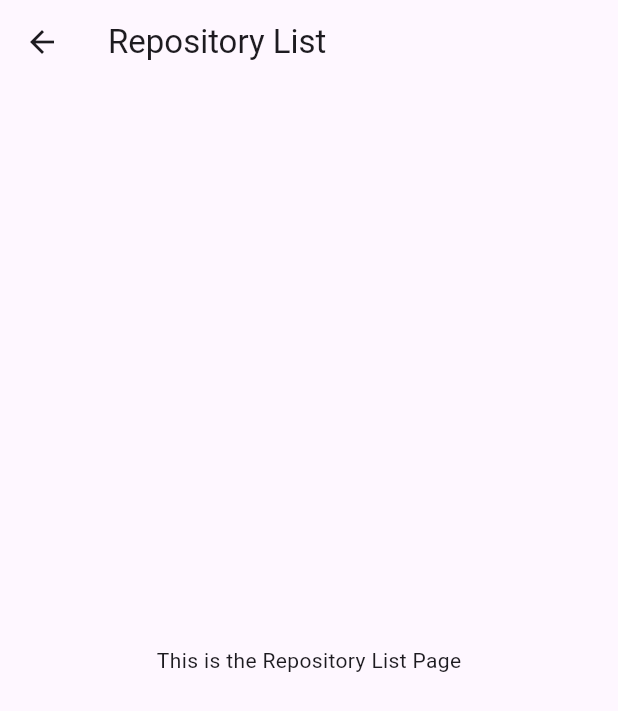
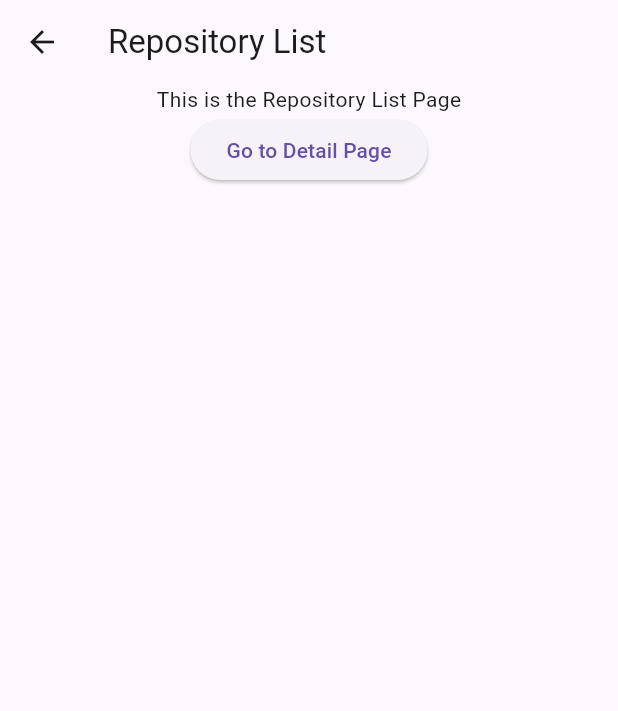
Before and after one commit to KTF01/ff_task, a Flutter app: the RepositoryListPage screen opened directly, on a phone screen of 412 x 824 dp. Shown: the top 711 px of the screen. Run offline on Flutter 3.47's test engine with Material 3 defaults, Android fonts, the phone set to English and light mode, and no system bars; our stand-ins replace go_router.

Commit message:
set up go router and basic navigation

```diff
--- /dev/null
+++ b/lib/core/router_config.dart
@@ -0,0 +1,11 @@
+import 'package:ff_task/features/repository_detail/presentation/repository_detail_page.dart';
+import 'package:ff_task/features/repository_list/presentation/pages/repository_list_page.dart';
+import 'package:go_router/go_router.dart';
+
+final router = GoRouter(
+  initialLocation: "/list",
+  routes: [
+    GoRoute(path: "/list", name: RepositoryListPage.routeName, builder: (context, state) => RepositoryListPage()),
+    GoRoute(path: "/detail", name: RepositoryDetailPage.routeName, builder: (context, state) => RepositoryDetailPage()),
+  ],
+);
--- a/lib/features/repository_detail/presentation/repository_detail_page.dart
+++ b/lib/features/repository_detail/presentation/repository_detail_page.dart
@@ -1,6 +1,8 @@
 import 'package:flutter/material.dart';
 
 class RepositoryDetailPage extends StatelessWidget {
+  static const String routeName = 'detail';
+
   const RepositoryDetailPage({super.key});
 
   @override
--- a/lib/features/repository_list/presentation/pages/repository_list_page.dart
+++ b/lib/features/repository_list/presentation/pages/repository_list_page.dart
@@ -1,13 +1,29 @@
+import 'package:ff_task/core/router_config.dart';
+import 'package:ff_task/features/repository_detail/presentation/repository_detail_page.dart';
 import 'package:flutter/material.dart';
 
 class RepositoryListPage extends StatelessWidget {
+  static const String routeName = 'list';
+
   const RepositoryListPage({super.key});
 
   @override
   Widget build(BuildContext context) {
     return Scaffold(
       appBar: AppBar(title: const Text('Repository List')),
-      body: const Center(child: Text('This is the Repository List Page')),
+      body: Center(
+        child: Column(
+          children: [
+            const Text('This is the Repository List Page'),
+            ElevatedButton(
+              onPressed: () {
+                router.pushNamed(RepositoryDetailPage.routeName);
+              },
+              child: Text('Go to Detail Page'),
+            ),
+          ],
+        ),
+      ),
     );
   }
 }
```
Also changed, not shown: lib/main.dart (+2 -7 lines).
